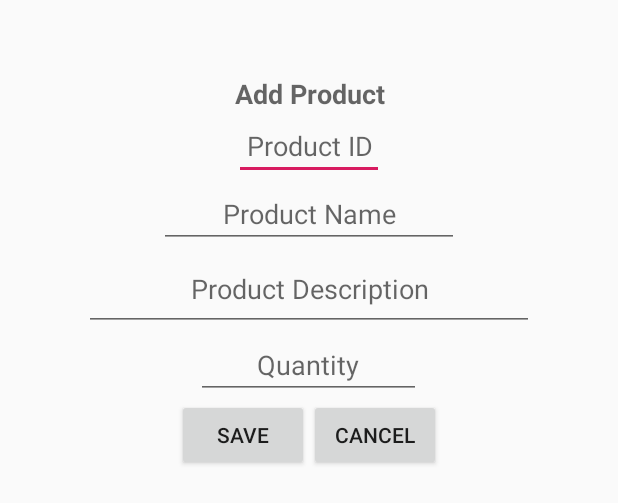
After one commit to NgeruSK/CR-App-in-Kotlin, an Android app: the layout add_product.xml on its own in the app's theme, with its tools: preview values and no code run, on a phone screen of 412 x 824 dp. The commit adds this screen. Shown: the top 503 px of the screen. Run offline under Robolectric (Android 15) with nearby library versions, the light colour scheme and no system bars.

```diff
--- a/app/build.gradle
+++ b/app/build.gradle
@@ -25,7 +25,7 @@ android {
 
 dependencies {
     implementation fileTree(dir: 'libs', include: ['*.jar'])
-    implementation"org.jetbrains.kotlin:kotlin-stdlib-jdk7:$kotlin_version"
+    implementation "org.jetbrains.kotlin:kotlin-stdlib-jdk7:$kotlin_version"
     implementation 'androidx.appcompat:appcompat:1.0.2'
     implementation 'androidx.core:core-ktx:1.0.2'
     implementation 'androidx.constraintlayout:constraintlayout:1.1.3'
--- a/app/src/main/AndroidManifest.xml
+++ b/app/src/main/AndroidManifest.xml
@@ -9,6 +9,7 @@
         android:roundIcon="@mipmap/ic_launcher_round"
         android:supportsRtl="true"
         android:theme="@style/AppTheme">
+        <activity android:name=".NewActivity"></activity>
         <activity android:name=".MainActivity">
             <intent-filter>
                 <action android:name="android.intent.action.MAIN" />
--- /dev/null
+++ b/app/src/main/res/layout/add_product.xml
@@ -0,0 +1,73 @@
+<?xml version="1.0" encoding="utf-8"?>
+<LinearLayout xmlns:android="http://schemas.android.com/apk/res/android"
+    android:layout_width="match_parent"
+    android:layout_height="match_parent"
+    xmlns:app="http://schemas.android.com/apk/res-auto"
+    android:orientation="vertical"
+   android:layout_marginTop="50dp"
+    android:layout_gravity=""
+    android:foregroundGravity="fill_vertical"
+    >
+
+    <TextView
+        android:id="@+id/textView"
+        android:layout_width="match_parent"
+        android:layout_height="wrap_content"
+        android:gravity="center"
+        android:text="Add Product"
+        android:textAlignment="center"
+        android:textStyle="bold"
+        android:textAppearance="@style/TextAppearance.AppCompat.Medium" />
+
+    <EditText
+        android:textAlignment="center"
+        android:id="@+id/txtProductId"
+        android:layout_width="100dp"
+        android:layout_height="wrap_content"
+        android:ems="10"
+        android:layout_gravity="center"
+        android:inputType="textPersonName"
+        android:hint="Product ID" />
+<EditText
+    android:textAlignment="center"
+    android:id="@+id/txtProductName"
+    android:layout_width="200dp"
+    android:layout_height="wrap_content"
+    android:hint="Product Name"
+    android:layout_gravity="center"
+    />
+    <EditText
+
+        android:id="@+id/txtProductDescription"
+        android:layout_width="300dp"
+        android:layout_gravity="center"
+        android:textAlignment="center"
+        android:layout_height="55dp"
+        android:hint="Product Description"/>
+<EditText
+    android:id="@+id/txtProductQty"
+    android:textAlignment="center"
+    android:layout_width="150dp"
+    android:layout_height="wrap_content"
+    android:hint="Quantity"
+    android:layout_gravity="center"/>
+    <LinearLayout
+        android:layout_width="wrap_content"
+        android:layout_height="wrap_content"
+        android:layout_gravity="center">
+        <Button
+            android:id="@+id/btnSaveProduct"
+            android:layout_width="wrap_content"
+            android:layout_height="wrap_content"
+            android:text="Save"
+            />
+        <Button
+            android:id="@+id/btnCancelProduct"
+            android:layout_width="wrap_content"
+            android:layout_height="wrap_content"
+            android:text="Cancel"/>
+    </LinearLayout>
+
+
+
+</LinearLayout>
```
Also changed, not shown: app/src/main/java/com/example/loginui/DatabaseHelper2.kt (added, +59 -0 lines), app/src/main/java/com/example/loginui/MainActivity.kt (+90 -2 lines), app/src/main/java/com/example/loginui/NewActivity.kt (added, +25 -0 lines), app/src/main/java/com/example/loginui/Product.kt (added, +23 -0 lines), app/src/main/res/layout/activity_main.xml (+9 -1 lines), app/src/main/res/layout/activity_new.xml (added, +9 -0 lines), app/src/main/res/layout/login.xml (+23 -8 lines), app/src/main/res/layout/login_index.xml (added, +29 -0 lines), app/src/main/res/layout/user_registration.xml (+26 -5 lines).
